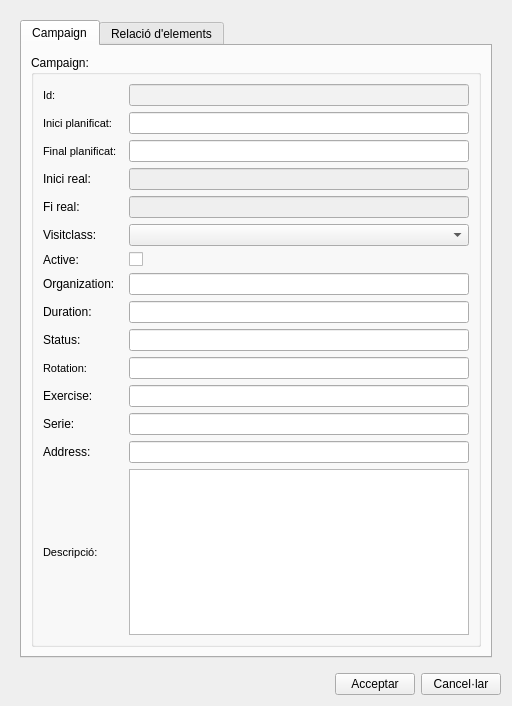
Before: the Qt Designer form core/ui/toolbars/cm/add_campaign_visit.ui in Giswater/giswater_qgis_plugin, drawn with Qt 5.
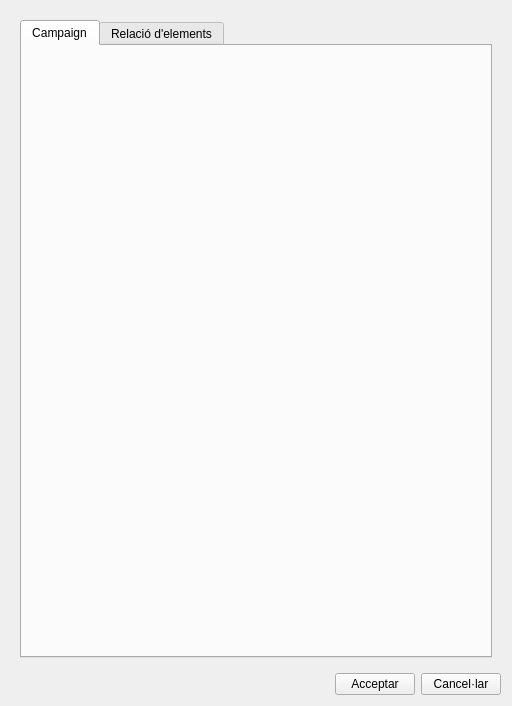
After: the same form once the commit is applied. Icons and pictures are not drawn.

Commit message: feat(campaign): add icons, link, remove gully if not UD and populate tableview

Diff of the .ui file:
```diff
--- a/core/ui/toolbars/cm/add_campaign_visit.ui
+++ b/core/ui/toolbars/cm/add_campaign_visit.ui
@@ -28,358 +28,7 @@
          </attribute>
          <layout class="QVBoxLayout" name="verticalLayout" stretch="0">
           <item>
-           <widget class="QGroupBox" name="grb_campaign">
-            <property name="title">
-             <string>Campaign:</string>
-            </property>
-            <layout class="QGridLayout" name="gridLayout_2">
-             <item row="7" column="0" colspan="2">
-              <layout class="QGridLayout" name="gridLayout_5">
-               <item row="1" column="0">
-                <widget class="QLabel" name="label_node_type_3">
-                 <property name="minimumSize">
-                  <size>
-                   <width>80</width>
-                   <height>0</height>
-                  </size>
-                 </property>
-                 <property name="maximumSize">
-                  <size>
-                   <width>0</width>
-                   <height>16777215</height>
-                  </size>
-                 </property>
-                 <property name="font">
-                  <font>
-                   <pointsize>8</pointsize>
-                   <weight>50</weight>
-                   <bold>false</bold>
-                  </font>
-                 </property>
-                 <property name="frameShape">
-                  <enum>QFrame::NoFrame</enum>
-                 </property>
-                 <property name="frameShadow">
-                  <enum>QFrame::Plain</enum>
-                 </property>
-                 <property name="text">
-                  <string>Inici planificat:</string>
-                 </property>
-                 <property name="textFormat">
-                  <enum>Qt::AutoText</enum>
-                 </property>
-                 <property name="scaledContents">
-                  <bool>false</bool>
-                 </property>
-                 <property name="alignment">
-                  <set>Qt::AlignLeading|Qt::AlignLeft|Qt::AlignVCenter</set>
-                 </property>
-                 <property name="margin">
-                  <number>3</number>
-                 </property>
-                </widget>
-               </item>
-               <item row="13" column="1">
-                <widget class="QLineEdit" name="campaign_address"/>
-               </item>
-               <item row="10" column="1">
-                <widget class="QLineEdit" name="campaign_rotation"/>
-               </item>
-               <item row="13" column="0">
-                <widget class="QLabel" name="label_8">
-                 <property name="text">
-                  <string>Address:</string>
-                 </property>
-                </widget>
-               </item>
-               <item row="10" column="0">
-                <widget class="QLabel" name="label_node_type_5">
-                 <property name="font">
-                  <font>
-                   <pointsize>8</pointsize>
-                   <weight>50</weight>
-                   <bold>false</bold>
-                  </font>
-                 </property>
-                 <property name="frameShape">
-                  <enum>QFrame::NoFrame</enum>
-                 </property>
-                 <property name="frameShadow">
-                  <enum>QFrame::Plain</enum>
-                 </property>
-                 <property name="text">
-                  <string>Rotation:</string>
-                 </property>
-                 <property name="textFormat">
-                  <enum>Qt::AutoText</enum>
-                 </property>
-                 <property name="scaledContents">
-                  <bool>false</bool>
-                 </property>
-                 <property name="alignment">
-                  <set>Qt::AlignLeading|Qt::AlignLeft|Qt::AlignVCenter</set>
-                 </property>
-                 <property name="margin">
-                  <number>3</number>
-                 </property>
-                </widget>
-               </item>
-               <item row="3" column="1">
-                <widget class="QLineEdit" name="campaign_real_startdate">
-                 <property name="enabled">
-                  <bool>false</bool>
-                 </property>
-                 <property name="readOnly">
-                  <bool>true</bool>
-                 </property>
-                </widget>
-               </item>
-               <item row="6" column="0">
-                <widget class="QLabel" name="active">
-                 <property name="text">
-                  <string>Active:</string>
-                 </property>
-                </widget>
-               </item>
-               <item row="0" column="1">
-                <widget class="QLineEdit" name="campaign_campaign_id">
-                 <property name="enabled">
-                  <bool>true</bool>
-                 </property>
-                 <property name="styleSheet">
-                  <string notr="true">background: rgb(242, 242, 242);
-                                                 color: rgb(100, 100, 100)</string>
-                 </property>
-                 <property name="frame">
-                  <bool>true</bool>
-                 </property>
-                 <property name="readOnly">
-                  <bool>true</bool>
-                 </property>
-                </widget>
-               </item>
-               <item row="3" column="0">
-                <widget class="QLabel" name="label_3">
-                 <property name="text">
-                  <string>Inici real:</string>
-                 </property>
-                </widget>
-               </item>
-               <item row="4" column="0">
-                <widget class="QLabel" name="label_4">
-                 <property name="text">
-                  <string>Fi real:</string>
-                 </property>
-                </widget>
-               </item>
-               <item row="2" column="0">
-                <widget class="QLabel" name="label_node_type_2">
-                 <property name="minimumSize">
-                  <size>
-                   <width>80</width>
-                   <height>0</height>
-                  </size>
-                 </property>
-                 <property name="maximumSize">
-                  <size>
-                   <width>0</width>
-                   <height>16777215</height>
-                  </size>
-                 </property>
-                 <property name="font">
-                  <font>
-                   <pointsize>8</pointsize>
-                   <weight>50</weight>
-                   <bold>false</bold>
-                  </font>
-                 </property>
-                 <property name="frameShape">
-                  <enum>QFrame::NoFrame</enum>
-                 </property>
-                 <property name="frameShadow">
-                  <enum>QFrame::Plain</enum>
-                 </property>
-                 <property name="text">
-                  <string>Final planificat:</string>
-                 </property>
-                 <property name="textFormat">
-                  <enum>Qt::AutoText</enum>
-                 </property>
-                 <property name="scaledContents">
-                  <bool>false</bool>
-                 </property>
-                 <property name="alignment">
-                  <set>Qt::AlignLeading|Qt::AlignLeft|Qt::AlignVCenter</set>
-                 </property>
-                 <property name="margin">
-                  <number>3</number>
-                 </property>
-                </widget>
-               </item>
-               <item row="14" column="1">
-                <widget class="QTextEdit" name="campaign_descript"/>
-               </item>
-               <item row="12" column="0">
-                <widget class="QLabel" name="label_2">
-                 <property name="text">
-                  <string>Serie:</string>
-                 </property>
-                 <property name="margin">
-                  <number>3</number>
-                 </property>
-                </widget>
-               </item>
-               <item row="11" column="0">
-                <widget class="QLabel" name="label">
-                 <property name="maximumSize">
-                  <size>
-                   <width>16777215</width>
-                   <height>16777215</height>
-                  </size>
-                 </property>
-                 <property name="text">
-                  <string>Exercise:</string>
-                 </property>
-                 <property name="margin">
-                  <number>3</number>
-                 </property>
-                </widget>
-               </item>
-               <item row="12" column="1">
-                <widget class="QLineEdit" name="campaign_serie"/>
-               </item>
-               <item row="9" column="0">
-                <widget class="QLabel" name="label_7">
-                 <property name="text">
-                  <string>Status:</string>
-                 </property>
-                </widget>
-               </item>
-               <item row="7" column="0">
-                <widget class="QLabel" name="label_5">
-                 <property name="text">
-                  <string>Organization:</string>
-                 </property>
-                </widget>
-               </item>
-               <item row="8" column="1">
-                <widget class="QLineEdit" name="campaign_duration"/>
-               </item>
-               <item row="4" column="1">
-                <widget class="QLineEdit" name="campaign_real_enddate">
-                 <property name="enabled">
-                  <bool>false</bool>
-                 </property>
-                 <property name="readOnly">
-                  <bool>true</bool>
-                 </property>
-                </widget>
-               </item>
-               <item row="9" column="1">
-                <widget class="QLineEdit" name="campaign_status"/>
-               </item>
-               <item row="14" column="0">
-                <widget class="QLabel" name="label_flexunion_code_5">
-                 <property name="font">
-                  <font>
-                   <pointsize>8</pointsize>
-                  </font>
-                 </property>
-                 <property name="frameShape">
-                  <enum>QFrame::NoFrame</enum>
-                 </property>
-                 <property name="frameShadow">
-                  <enum>QFrame::Plain</enum>
-                 </property>
-                 <property name="text">
-                  <string>Descripció:</string>
-                 </property>
-                 <property name="textFormat">
-                  <enum>Qt::AutoText</enum>
-                 </property>
-                 <property name="scaledContents">
-                  <bool>false</bool>
-                 </property>
-                 <property name="alignment">
-                  <set>Qt::AlignLeading|Qt::AlignLeft|Qt::AlignVCenter</set>
-                 </property>
-                 <property name="margin">
-                  <number>3</number>
-                 </property>
-                </widget>
-               </item>
-               <item row="5" column="0">
-                <widget class="QLabel" name="visitclass_id">
-                 <property name="text">
-                  <string>Visitclass:</string>
-                 </property>
-                </widget>
-               </item>
-               <item row="2" column="1">
-                <widget class="QLineEdit" name="campaign_enddate"/>
-               </item>
-               <item row="11" column="1">
-                <widget class="QLineEdit" name="campaign_exercise"/>
-               </item>
-               <item row="0" column="0">
-                <widget class="QLabel" name="label_node_type">
-                 <property name="font">
-                  <font>
-                   <pointsize>8</pointsize>
-                   <weight>50</weight>
-                   <bold>false</bold>
-                  </font>
-                 </property>
-                 <property name="frameShape">
-                  <enum>QFrame::NoFrame</enum>
-                 </property>
-                 <property name="frameShadow">
-                  <enum>QFrame::Plain</enum>
-                 </property>
-                 <property name="text">
-                  <string>Id:</string>
-                 </property>
-                 <property name="textFormat">
-                  <enum>Qt::AutoText</enum>
-                 </property>
-                 <property name="scaledContents">
-                  <bool>false</bool>
-                 </property>
-                 <property name="alignment">
-                  <set>Qt::AlignLeading|Qt::AlignLeft|Qt::AlignVCenter</set>
-                 </property>
-                 <property name="margin">
-                  <number>3</number>
-                 </property>
-                </widget>
-               </item>
-               <item row="8" column="0">
-                <widget class="QLabel" name="label_6">
-                 <property name="text">
-                  <string>Duration:</string>
-                 </property>
-                </widget>
-               </item>
-               <item row="7" column="1">
-                <widget class="QLineEdit" name="campaign_organization_id"/>
-               </item>
-               <item row="6" column="1">
-                <widget class="QCheckBox" name="campaign_active">
-                 <property name="text">
-                  <string/>
-                 </property>
-                </widget>
-               </item>
-               <item row="1" column="1">
-                <widget class="QLineEdit" name="campaign_startdate"/>
-               </item>
-               <item row="5" column="1">
-                <widget class="QComboBox" name="campaign_visitclass_id"/>
-               </item>
-              </layout>
-             </item>
-            </layout>
-           </widget>
+           <layout class="QGridLayout" name="lyt_data_1"/>
           </item>
          </layout>
         </widget>
```
The commit also changes 6 other files.
